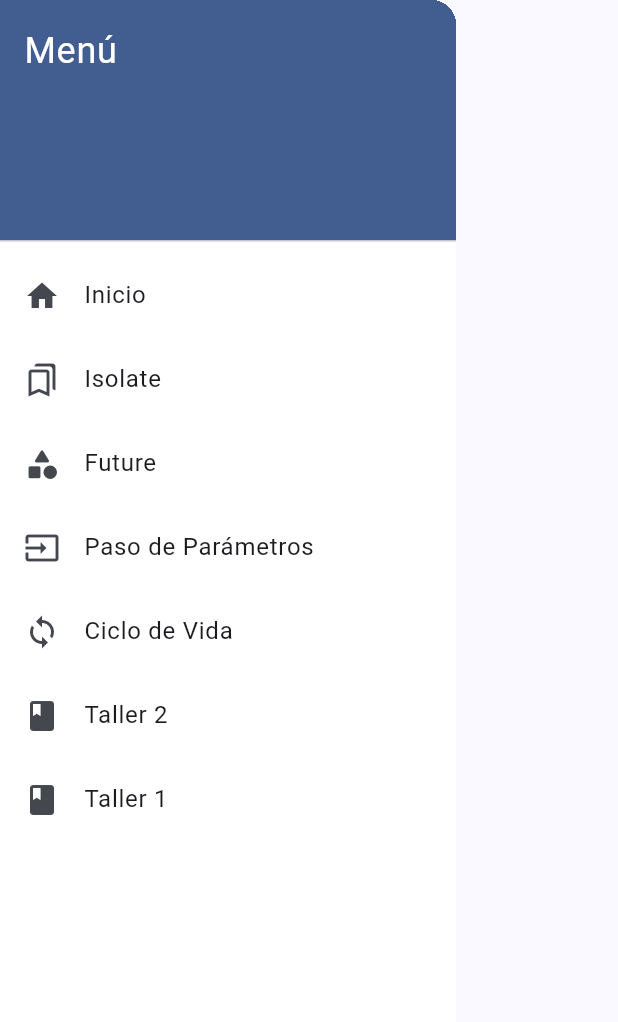
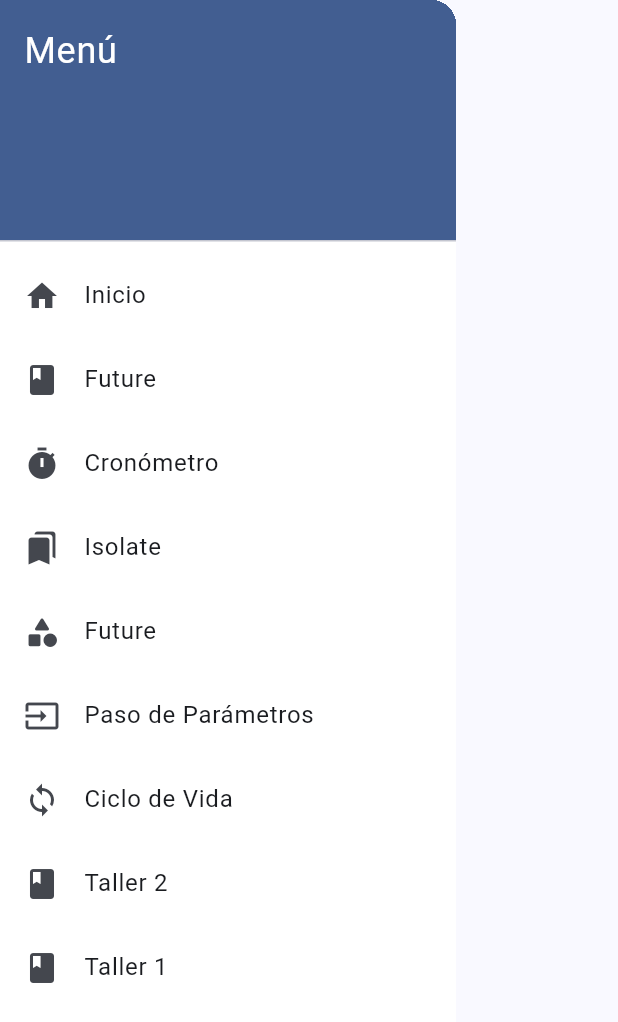
Before and after one commit to maria-ramirez20/Moviles, a Flutter app: the CustomDrawer widget shown alone on an empty page, opened directly, on a phone screen of 412 x 824 dp. Shown: the top 1022 px of the screen. Run offline on Flutter 3.47's test engine with Material 3 defaults, Android fonts, the phone set to English and light mode, and no system bars; our stand-ins replace go_router; network calls fail.

Commit message:
Add: Timer

```diff
--- a/lib/routes/app_router.dart
+++ b/lib/routes/app_router.dart
@@ -5,6 +5,7 @@ import 'package:flutter_application_1/views/paso_parametros/detalle_parametros.d
 import 'package:flutter_application_1/views/paso_parametros/paso_parametros.dart';
 import 'package:flutter_application_1/views/future/future_view.dart';
 import 'package:flutter_application_1/views/isolate/isolate_view.dart';
+import 'package:flutter_application_1/views/timer/timer_view.dart';
 import 'package:flutter_application_1/main_1.dart';
 import 'package:flutter_application_1/views/widgets_2/widgets_2.dart';
 
@@ -17,6 +18,13 @@ final GoRouter appRouter = GoRouter(
       builder: (context, state) => const HomeScreen(), // Usa HomeView
     ),
 
+
+    GoRoute(
+          path: '/timer',
+          builder: (context, state) => const TimerView(),
+    ),
+
+
     GoRoute(
       path: '/isolate',
       builder: (context, state) => const IsolateView(),
@@ -28,6 +36,7 @@ final GoRouter appRouter = GoRouter(
       path: '/future',
       builder: (context, state) => const FutureView(),
     ),
+
 
     // Rutas para el paso de parámetros
     GoRoute(
--- a/lib/views/future/future_view.dart
+++ b/lib/views/future/future_view.dart
@@ -24,7 +24,7 @@ class _FutureViewState extends State<FutureView> {
   //*espera 5 segundos antes de cargar los datos, esto simula una carga de datos.
   Future<List<String>> cargarNombres() async {
     //future.delayed() simula una carga de datos
-    await Future.delayed(const Duration(seconds: 1));
+    await Future.delayed(const Duration(seconds: 2));
     return [
       'Juan',
       'Mario',
--- a/lib/widgets/custom_drawer.dart
+++ b/lib/widgets/custom_drawer.dart
@@ -39,7 +39,26 @@ class CustomDrawer extends StatelessWidget {
           ),
 
           ListTile(
-            leading: const Icon(Icons.bookmarks_outlined),
+            leading: const Icon(Icons.book),
+            title: const Text('Future'),
+            onTap: () {
+              context.go('/future.view');
+              Navigator.pop(context); // Cierra el drawer
+            },
+          ),
+
+          ListTile(
+            leading: const Icon(Icons.timer),
+            title: const Text('Cronómetro'),
+            onTap: () {
+              context.go('/timer');
+              Navigator.pop(context); // Cierra el drawer
+            },
+          ),
+
+
+          ListTile(
+            leading: const Icon(Icons.bookmarks),
             title: const Text('Isolate'),
             onTap: () {
               context.go('/isolate');
```
Also changed, not shown: lib/views/timer/timer_view.dart (added, +159 -0 lines).
